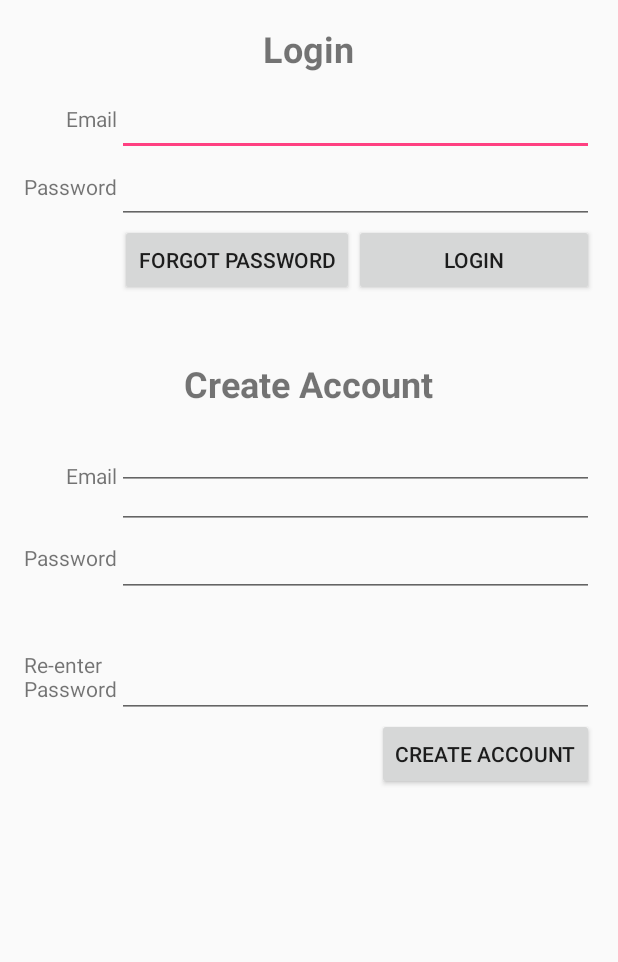
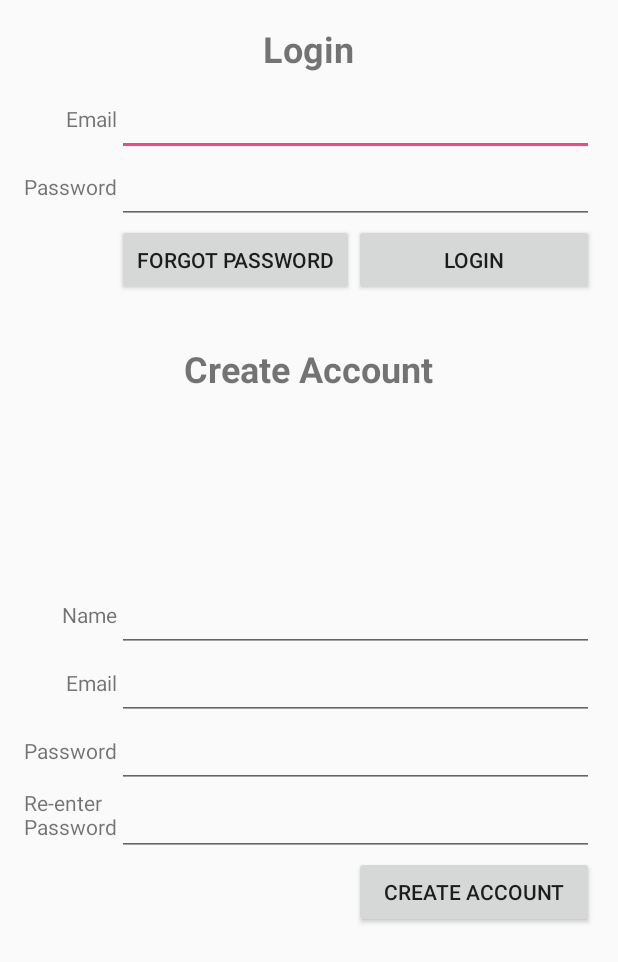
Before and after one commit to ntk860/RowdyRadio, an Android app: the screen it shows after launch (mainactivity), on a phone screen of 412 x 824 dp. Shown: the top 962 px of the screen. Run offline under Robolectric (Android 15) with nearby library versions, the light colour scheme and no system bars.

Commit message:
my branch created

```diff
--- a/app/build.gradle
+++ b/app/build.gradle
@@ -20,8 +20,9 @@ android {
 }
 
 dependencies {
-    compile fileTree(dir: 'libs', include: ['*.jar'])
+    //compile fileTree(dir: 'libs', include: ['*.jar'])
     testCompile 'junit:junit:4.12'
     compile 'com.android.support:appcompat-v7:23.3.0'
     compile 'com.android.support:design:23.3.0'
+    compile 'com.android.support:support-v4:23.3.0'
 }
--- a/app/src/main/java/rowdy/utsa/group3/rowdyradio/mainactivity.java
+++ b/app/src/main/java/rowdy/utsa/group3/rowdyradio/mainactivity.java
@@ -1,13 +1,12 @@
 package rowdy.utsa.group3.rowdyradio;
 
+import android.content.Intent;
+
 import android.os.Bundle;
-import android.support.design.widget.FloatingActionButton;
-import android.support.design.widget.Snackbar;
 import android.support.v7.app.AppCompatActivity;
-import android.support.v7.widget.Toolbar;
-import android.view.View;
 import android.view.Menu;
 import android.view.MenuItem;
+import android.view.View;
 
 public class mainactivity extends AppCompatActivity {
 
@@ -21,7 +20,7 @@ public class mainactivity extends AppCompatActivity {
     @Override
     public boolean onCreateOptionsMenu(Menu menu) {
         // Inflate the menu; this adds items to the action bar if it is present.
-        getMenuInflater().inflate(R.menu.menu_mainactivity, menu);
+        getMenuInflater().inflate(R.menu.main, menu);
         return true;
     }
 
@@ -31,4 +30,9 @@ public class mainactivity extends AppCompatActivity {
         // automatically handle clicks on the Home/Up button, so long
         return false;
     }
+
+    public void Login(View view) {
+        //Intent intent = new Intent(mainactivity.this, mainradio.class);
+        //startActivity(intent);
+    }
 }
--- a/app/src/main/res/layout/content_mainactivity.xml
+++ b/app/src/main/res/layout/content_mainactivity.xml
@@ -77,37 +77,62 @@
         android:textStyle="bold"
         android:layout_below="@+id/editText2"
         android:layout_centerHorizontal="true"
-        android:layout_marginTop="90dp"
-        android:layout_marginBottom="35dp"
+        android:layout_marginTop="80dp"
+        android:layout_marginBottom="65dp"
         />
+
+    <Button
+        style="?android:attr/buttonStyleSmall"
+        android:layout_width="wrap_content"
+        android:layout_height="wrap_content"
+        android:text="Login"
+        android:onClick="Login"
+        android:id="@+id/button"
+        android:layout_below="@+id/editText2"
+        android:layout_alignRight="@+id/editText2"
+        android:layout_alignEnd="@+id/editText2"
+        android:layout_toEndOf="@+id/button2"
+        android:layout_toRightOf="@+id/button2"
+        android:layout_alignBottom="@+id/button2" />
+
+    <Button
+        style="?android:attr/buttonStyleSmall"
+        android:layout_width="wrap_content"
+        android:layout_height="wrap_content"
+        android:text="Forgot Password"
+        android:id="@+id/button2"
+        android:layout_below="@+id/textView3"
+        android:layout_alignRight="@+id/textView2"
+        android:layout_alignEnd="@+id/textView2"
+        android:layout_alignLeft="@+id/editText2"
+        android:layout_alignStart="@+id/editText2" />
 
     <EditText
         android:layout_width="wrap_content"
         android:layout_height="wrap_content"
         android:id="@+id/editText3"
-        android:layout_below="@+id/textView4"
-        android:layout_alignRight="@+id/editText2"
-        android:layout_alignEnd="@+id/editText2"
+        android:layout_centerVertical="true"
         android:layout_alignLeft="@+id/editText2"
-        android:layout_alignStart="@+id/editText2" />
+        android:layout_alignStart="@+id/editText2"
+        android:layout_alignRight="@+id/button"
+        android:layout_alignEnd="@+id/button" />
 
     <TextView
         android:layout_width="wrap_content"
         android:layout_height="wrap_content"
         android:textAppearance="?android:attr/textAppearanceSmall"
-        android:text="Email"
+        android:text="Name"
+        android:layout_marginBottom="15dp"
         android:id="@+id/textView5"
-        android:layout_alignTop="@+id/editText3"
+        android:layout_alignBottom="@+id/editText3"
         android:layout_toLeftOf="@+id/editText3"
         android:layout_toStartOf="@+id/editText3" />
 
     <EditText
         android:layout_width="wrap_content"
         android:layout_height="wrap_content"
-        android:inputType="textPassword"
-        android:ems="10"
         android:id="@+id/editText4"
-        android:layout_below="@+id/editText3"
+        android:layout_below="@+id/textView5"
         android:layout_alignRight="@+id/editText3"
         android:layout_alignEnd="@+id/editText3"
         android:layout_alignLeft="@+id/editText3"
@@ -117,12 +142,12 @@
         android:layout_width="wrap_content"
         android:layout_height="wrap_content"
         android:textAppearance="?android:attr/textAppearanceSmall"
-        android:text="Password"
-        android:layout_marginTop="9dp"
+        android:text="Email"
+        android:layout_marginBottom="15dp"
         android:id="@+id/textView6"
-        android:layout_below="@+id/editText3"
-        android:layout_toLeftOf="@+id/editText3"
-        android:layout_toStartOf="@+id/editText3" />
+        android:layout_alignBottom="@+id/editText4"
+        android:layout_toLeftOf="@+id/editText4"
+        android:layout_toStartOf="@+id/editText4" />
 
     <EditText
         android:layout_width="wrap_content"
@@ -131,46 +156,43 @@
         android:ems="10"
         android:id="@+id/editText5"
         android:layout_below="@+id/editText4"
+        android:layout_alignRight="@+id/editText4"
+        android:layout_alignEnd="@+id/editText4"
         android:layout_alignLeft="@+id/editText4"
-        android:layout_alignStart="@+id/editText4"
-        android:layout_marginTop="35dp"
-        android:layout_alignRight="@+id/editText4"
-        android:layout_alignEnd="@+id/editText4" />
+        android:layout_alignStart="@+id/editText4" />
+
+    <TextView
+        android:layout_width="wrap_content"
+        android:layout_height="wrap_content"
+        android:textAppearance="?android:attr/textAppearanceSmall"
+        android:text="Password"
+        android:layout_marginBottom="15dp"
+        android:id="@+id/textView7"
+        android:layout_alignBottom="@+id/editText5"
+        android:layout_toLeftOf="@+id/editText5"
+        android:layout_toStartOf="@+id/editText5" />
+
+    <EditText
+        android:layout_width="wrap_content"
+        android:layout_height="wrap_content"
+        android:inputType="textPassword"
+        android:ems="10"
+        android:id="@+id/editText7"
+        android:layout_below="@+id/editText5"
+        android:layout_alignRight="@+id/editText5"
+        android:layout_alignEnd="@+id/editText5"
+        android:layout_alignLeft="@+id/editText5"
+        android:layout_alignStart="@+id/editText5" />
 
     <TextView
         android:layout_width="wrap_content"
         android:layout_height="wrap_content"
         android:textAppearance="?android:attr/textAppearanceSmall"
         android:text="Re-enter Password"
-        android:id="@+id/textView7"
-        android:layout_alignParentLeft="true"
-        android:layout_alignParentStart="true"
-        android:layout_alignBottom="@+id/editText5"
-        android:layout_toLeftOf="@+id/editText4"
-        android:layout_toStartOf="@+id/editText4"
-        android:layout_alignTop="@+id/editText5" />
-
-    <Button
-        style="?android:attr/buttonStyleSmall"
-        android:layout_width="wrap_content"
-        android:layout_height="wrap_content"
-        android:text="Login"
-        android:id="@+id/button"
-        android:layout_below="@+id/editText2"
-        android:layout_alignRight="@+id/editText2"
-        android:layout_alignEnd="@+id/editText2"
-        android:layout_toEndOf="@+id/button2"
-        android:layout_toRightOf="@+id/button2" />
-
-    <Button
-        style="?android:attr/buttonStyleSmall"
-        android:layout_width="wrap_content"
-        android:layout_height="wrap_content"
-        android:text="Forgot Password"
-        android:id="@+id/button2"
-        android:layout_below="@+id/textView3"
-        android:layout_alignRight="@+id/textView2"
-        android:layout_alignEnd="@+id/textView2" />
+        android:id="@+id/textView8"
+        android:layout_alignTop="@+id/editText7"
+        android:layout_toLeftOf="@+id/editText7"
+        android:layout_toStartOf="@+id/editText7" />
 
     <Button
         style="?android:attr/buttonStyleSmall"
@@ -178,21 +200,10 @@
         android:layout_height="wrap_content"
         android:text="Create Account"
         android:id="@+id/button3"
-        android:layout_below="@+id/editText5"
-        android:layout_alignParentRight="true"
-        android:layout_alignParentEnd="true" />
-
-    <EditText
-        android:layout_width="wrap_content"
-        android:layout_height="wrap_content"
-        android:inputType="textPersonName"
-        android:layout_marginTop="30dp"
-        android:ems="10"
-        android:id="@+id/editText6"
-        android:layout_alignBottom="@+id/textView5"
-        android:layout_alignRight="@+id/editText3"
-        android:layout_alignEnd="@+id/editText3"
-        android:layout_alignLeft="@+id/editText3"
-        android:layout_alignStart="@+id/editText3" />
+        android:layout_below="@+id/editText7"
+        android:layout_alignRight="@+id/editText7"
+        android:layout_alignEnd="@+id/editText7"
+        android:layout_alignLeft="@+id/button"
+        android:layout_alignStart="@+id/button" />
 
 </RelativeLayout>
--- /dev/null
+++ b/app/src/main/res/menu/main.xml
@@ -0,0 +1,8 @@
+<menu xmlns:android="http://schemas.android.com/apk/res/android"
+    xmlns:app="http://schemas.android.com/apk/res-auto"
+    xmlns:tools="http://schemas.android.com/tools" tools:context=".mainradio">
+
+    <item android:id="@+id/action_websearch" android:title="Share"
+        android:orderInCategory="100" app:showAsAction="ifRoom"
+        android:actionProviderClass="android.widget.ShareActionProvider" />
+</menu>
--- a/app/src/main/res/menu/menu_mainactivity.xml
+++ /dev/null
@@ -1,6 +0,0 @@
-<menu xmlns:android="http://schemas.android.com/apk/res/android"
-    xmlns:app="http://schemas.android.com/apk/res-auto"
-    xmlns:tools="http://schemas.android.com/tools"
-    tools:context="rowdy.utsa.group3.rowdyradio.mainactivity">
-
-</menu>
--- a/app/src/main/res/values/strings.xml
+++ b/app/src/main/res/values/strings.xml
@@ -1,4 +1,21 @@
 <resources>
+    <string-array name="menu_array">
+        <item>Mercury</item>
+        <item>Venus</item>
+        <item>Earth</item>
+        <item>Mars</item>
+        <item>Jupiter</item>
+        <item>Saturn</item>
+    </string-array>
+    <string name="drawer_open">Open navigation drawer</string>
+    <string name="drawer_close">Close navigation drawer</string>
+    <string name="action_websearch">Rowdy Radio</string>
+    <string name="app_not_available">Sorry, there\'s no web browser available</string>
+
     <string name="app_name">RowdyRadio</string>
     <string name="action_settings">Settings</string>
+    <string name="title_activity_mainradio">mainradio</string>
+
+    <!-- TODO: Remove or change this placeholder text -->
+    <string name="hello_blank_fragment">Hello blank fragment</string>
 </resources>
```
